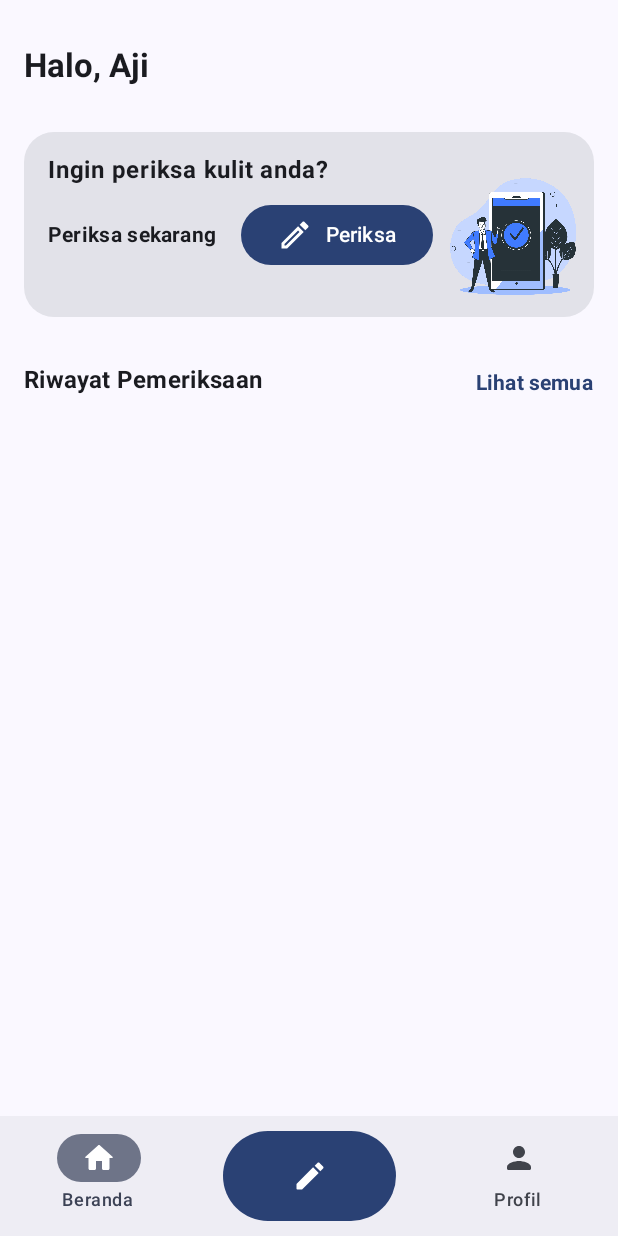
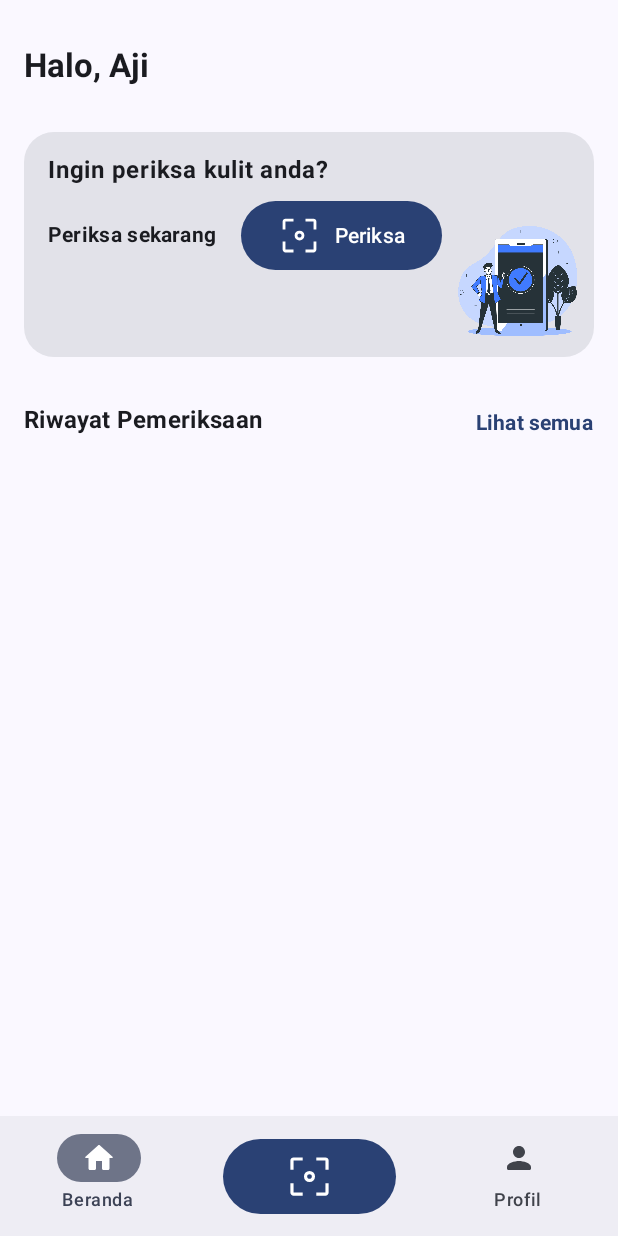
Before and after one commit to Bangkit-Capstone-C23-PS455-Team/scantion-compose, an Android app built with Jetpack Compose: the home_screen screen opened through its navigation route, on a phone screen of 412 x 824 dp. Run offline under Robolectric (Android 15) with nearby library versions, the phone set to English and light mode, and no system bars; our stand-ins replace Dagger/Hilt's generated code, accompanist.

Commit message:
complete examination screen with pdf generator

```diff
--- a/app/src/main/AndroidManifest.xml
+++ b/app/src/main/AndroidManifest.xml
@@ -2,6 +2,9 @@
 <manifest xmlns:android="http://schemas.android.com/apk/res/android"
     xmlns:tools="http://schemas.android.com/tools">
 
+    <uses-permission android:name="android.permission.WRITE_EXTERNAL_STORAGE"
+        android:maxSdkVersion="32"
+        tools:ignore="ScopedStorage" />
     <uses-permission android:name="android.permission.READ_EXTERNAL_STORAGE"
         android:maxSdkVersion="32" />
     <uses-permission android:name="android.permission.INTERNET" />
@@ -15,6 +18,7 @@
         android:label="@string/app_name"
         android:roundIcon="@mipmap/ic_launcher_round"
         android:supportsRtl="true"
+        android:requestLegacyExternalStorage="true"
         android:theme="@style/Theme.CustomSplashScreenTheme"
         tools:targetApi="31">
         <activity
--- a/app/src/main/java/com/bangkit/scantion/ScantionApp.kt
+++ b/app/src/main/java/com/bangkit/scantion/ScantionApp.kt
@@ -7,7 +7,6 @@ import androidx.compose.foundation.layout.fillMaxSize
 import androidx.compose.foundation.layout.fillMaxWidth
 import androidx.compose.foundation.layout.height
 import androidx.compose.material.icons.Icons
-import androidx.compose.material.icons.rounded.Create
 import androidx.compose.material.icons.rounded.Home
 import androidx.compose.material.icons.rounded.Person
 import androidx.compose.material3.Button
@@ -24,6 +23,7 @@ import androidx.compose.runtime.State
 import androidx.compose.ui.Alignment
 import androidx.compose.ui.Modifier
 import androidx.compose.ui.graphics.vector.ImageVector
+import androidx.compose.ui.res.vectorResource
 import androidx.compose.ui.text.font.FontWeight
 import androidx.compose.ui.unit.dp
 import androidx.navigation.NavBackStackEntry
@@ -78,7 +78,7 @@ fun NavBar(
         NavBarItem(
             name = "Periksa",
             route = HomeScreen.Examination.route,
-            icon = Icons.Rounded.Create,
+            icon = ImageVector.vectorResource(id = R.drawable.ic_examination),
         ),
         NavBarItem(
             name = "Profil",
@@ -121,7 +121,9 @@ fun NavBar(
         }
 
         Button(
-            modifier = Modifier.fillMaxWidth(.28f).height(60.dp),
+            modifier = Modifier
+                .fillMaxWidth(.28f)
+                .height(50.dp),
             onClick = { navController.navigate(navBarItems[1].route) },
         ) {
             Icon(navBarItems[1].icon, contentDescription = "create examination")
--- a/app/src/main/java/com/bangkit/scantion/presentation/home/Home.kt
+++ b/app/src/main/java/com/bangkit/scantion/presentation/home/Home.kt
@@ -7,13 +7,12 @@ import androidx.compose.foundation.layout.Box
 import androidx.compose.foundation.layout.Column
 import androidx.compose.foundation.layout.Row
 import androidx.compose.foundation.layout.Spacer
+import androidx.compose.foundation.layout.aspectRatio
 import androidx.compose.foundation.layout.fillMaxSize
 import androidx.compose.foundation.layout.fillMaxWidth
 import androidx.compose.foundation.layout.height
 import androidx.compose.foundation.layout.padding
 import androidx.compose.foundation.layout.width
-import androidx.compose.material.icons.Icons
-import androidx.compose.material.icons.outlined.Create
 import androidx.compose.material3.Button
 import androidx.compose.material3.Card
 import androidx.compose.material3.Icon
@@ -22,7 +21,9 @@ import androidx.compose.material3.Text
 import androidx.compose.runtime.Composable
 import androidx.compose.ui.Alignment
 import androidx.compose.ui.Modifier
+import androidx.compose.ui.graphics.vector.ImageVector
 import androidx.compose.ui.res.painterResource
+import androidx.compose.ui.res.vectorResource
 import androidx.compose.ui.text.font.FontWeight
 import androidx.compose.ui.text.style.TextAlign
 import androidx.compose.ui.unit.dp
@@ -52,8 +53,9 @@ fun Home(navController: NavHostController) {
                 Row(
                     modifier = Modifier
                         .fillMaxWidth()
+                        .height(150.dp)
                         .padding(start = 16.dp, top = 16.dp),
-                    horizontalArrangement = Arrangement.SpaceBetween
+                    horizontalArrangement = Arrangement.SpaceBetween,
                 ) {
                     Column {
                         Text(
@@ -78,21 +80,31 @@ fun Home(navController: NavHostController) {
                                 Row(
                                     verticalAlignment = Alignment.CenterVertically,
                                     horizontalArrangement = Arrangement.SpaceBetween,
-                                    modifier = Modifier.width(80.dp)
+                                    modifier = Modifier.width(86.dp)
                                 ) {
                                     Icon(
-                                        imageVector = Icons.Outlined.Create,
-                                        contentDescription = "Icon Add"
+                                        imageVector = ImageVector.vectorResource(id = R.drawable.ic_examination),
+                                        contentDescription = "Icon Add",
+                                        modifier = Modifier
+                                            .width(30.dp)
+                                            .aspectRatio(1f)
                                     )
                                     Text(text = "Periksa")
                                 }
                             }
                         }
                     }
-                    Image(
-                        painter = painterResource(id = R.drawable.img_card_examination),
-                        contentDescription = "image examination illustration"
-                    )
+                    Row(
+                        modifier = Modifier
+                            .fillMaxWidth()
+                            .height(150.dp),
+                        verticalAlignment = Alignment.Bottom
+                    ) {
+                        Image(
+                            painter = painterResource(id = R.drawable.img_card_examination),
+                            contentDescription = "image examination illustration"
+                        )
+                    }
                 }
             }
             Row(
--- /dev/null
+++ b/app/src/main/res/drawable/ic_add_photo.xml
@@ -0,0 +1,9 @@
+<vector xmlns:android="http://schemas.android.com/apk/res/android"
+    android:width="48dp"
+    android:height="48dp"
+    android:viewportWidth="960"
+    android:viewportHeight="960">
+  <path
+      android:fillColor="@android:color/white"
+      android:pathData="M180,840Q155.25,840 137.63,822.38Q120,804.75 120,780L120,180Q120,155.25 137.63,137.63Q155.25,120 180,120L589,120L589,180L180,180Q180,180 180,180Q180,180 180,180L180,780Q180,780 180,780Q180,780 180,780L780,780Q780,780 780,780Q780,780 780,780L780,372L840,372L840,780Q840,804.75 822.38,822.38Q804.75,840 780,840L180,840ZM700,342L700,261L619,261L619,201L700,201L700,120L760,120L760,201L841,201L841,261L760,261L760,342L700,342ZM240,678L720,678L576,486L449,653L355,529L240,678ZM180,180L180,291L180,291L180,372L180,372L180,780Q180,780 180,780Q180,780 180,780L180,780Q180,780 180,780Q180,780 180,780L180,180Q180,180 180,180Q180,180 180,180L180,180Z"/>
+</vector>
--- /dev/null
+++ b/app/src/main/res/drawable/ic_examination.xml
@@ -0,0 +1,9 @@
+<vector xmlns:android="http://schemas.android.com/apk/res/android"
+    android:width="48dp"
+    android:height="48dp"
+    android:viewportWidth="960"
+    android:viewportHeight="960">
+  <path
+      android:fillColor="@android:color/white"
+      android:pathData="M180,840Q156,840 138,822Q120,804 120,780L120,608L180,608L180,780Q180,780 180,780Q180,780 180,780L352,780L352,840L180,840ZM608,840L608,780L780,780Q780,780 780,780Q780,780 780,780L780,608L840,608L840,780Q840,804 822,822Q804,840 780,840L608,840ZM480,584Q435,584 405.5,554.5Q376,525 376,480Q376,435 405.5,405.5Q435,376 480,376Q525,376 554.5,405.5Q584,435 584,480Q584,525 554.5,554.5Q525,584 480,584ZM480,524Q498,524 511,511Q524,498 524,480Q524,462 511,449Q498,436 480,436Q462,436 449,449Q436,462 436,480Q436,498 449,511Q462,524 480,524ZM120,352L120,180Q120,156 138,138Q156,120 180,120L352,120L352,180L180,180Q180,180 180,180Q180,180 180,180L180,352L120,352ZM780,352L780,180Q780,180 780,180Q780,180 780,180L608,180L608,120L780,120Q804,120 822,138Q840,156 840,180L840,352L780,352Z"/>
+</vector>
--- /dev/null
+++ b/app/src/main/res/drawable/ic_question.xml
@@ -0,0 +1,9 @@
+<vector xmlns:android="http://schemas.android.com/apk/res/android"
+    android:width="48dp"
+    android:height="48dp"
+    android:viewportWidth="960"
+    android:viewportHeight="960">
+  <path
+      android:fillColor="@android:color/white"
+      android:pathData="M180,840Q155.25,840 137.63,822.38Q120,804.75 120,780L120,180Q120,155.25 137.63,137.63Q155.25,120 180,120L385,120Q390,85 417,62.5Q444,40 480,40Q516,40 543,62.5Q570,85 575,120L780,120Q804.75,120 822.38,137.63Q840,155.25 840,180L840,780Q840,804.75 822.38,822.38Q804.75,840 780,840L180,840ZM180,780L780,780Q780,780 780,780Q780,780 780,780L780,180Q780,180 780,180Q780,180 780,180L180,180Q180,180 180,180Q180,180 180,180L180,780Q180,780 180,780Q180,780 180,780ZM280,680L553,680L553,620L280,620L280,680ZM280,510L680,510L680,450L280,450L280,510ZM280,340L680,340L680,280L280,280L280,340ZM480,163Q494,163 504.5,152.5Q515,142 515,128Q515,114 504.5,103.5Q494,93 480,93Q466,93 455.5,103.5Q445,114 445,128Q445,142 455.5,152.5Q466,163 480,163ZM180,780Q180,780 180,780Q180,780 180,780L180,180Q180,180 180,180Q180,180 180,180L180,180Q180,180 180,180Q180,180 180,180L180,780Q180,780 180,780Q180,780 180,780L180,780Z"/>
+</vector>
--- /dev/null
+++ b/app/src/main/res/drawable/ic_result.xml
@@ -0,0 +1,9 @@
+<vector xmlns:android="http://schemas.android.com/apk/res/android"
+    android:width="48dp"
+    android:height="48dp"
+    android:viewportWidth="960"
+    android:viewportHeight="960">
+  <path
+      android:fillColor="@android:color/white"
+      android:pathData="M180,840Q155.25,840 137.63,822.38Q120,804.75 120,780L120,180Q120,155.25 137.63,137.63Q155.25,120 180,120L780,120Q794,120 805.5,126Q817,132 824,140L780,184Q780,184 780,182Q780,180 780,180L180,180Q180,180 180,180Q180,180 180,180L180,780Q180,780 180,780Q180,780 180,780L780,780Q780,780 780,780Q780,780 780,780L780,437L840,377L840,780Q840,804.75 822.38,822.38Q804.75,840 780,840L180,840ZM461,672L239,450L281,408L461,588L843,206L885,248L461,672Z"/>
+</vector>
```
Also changed, not shown: app/src/main/java/com/bangkit/scantion/presentation/examination/Examination.kt (+103 -51 lines), app/src/main/java/com/bangkit/scantion/presentation/examination/ResultPage.kt (+67 -16 lines), app/src/main/java/com/bangkit/scantion/util/PdfGenerator.kt (added, +179 -0 lines).
